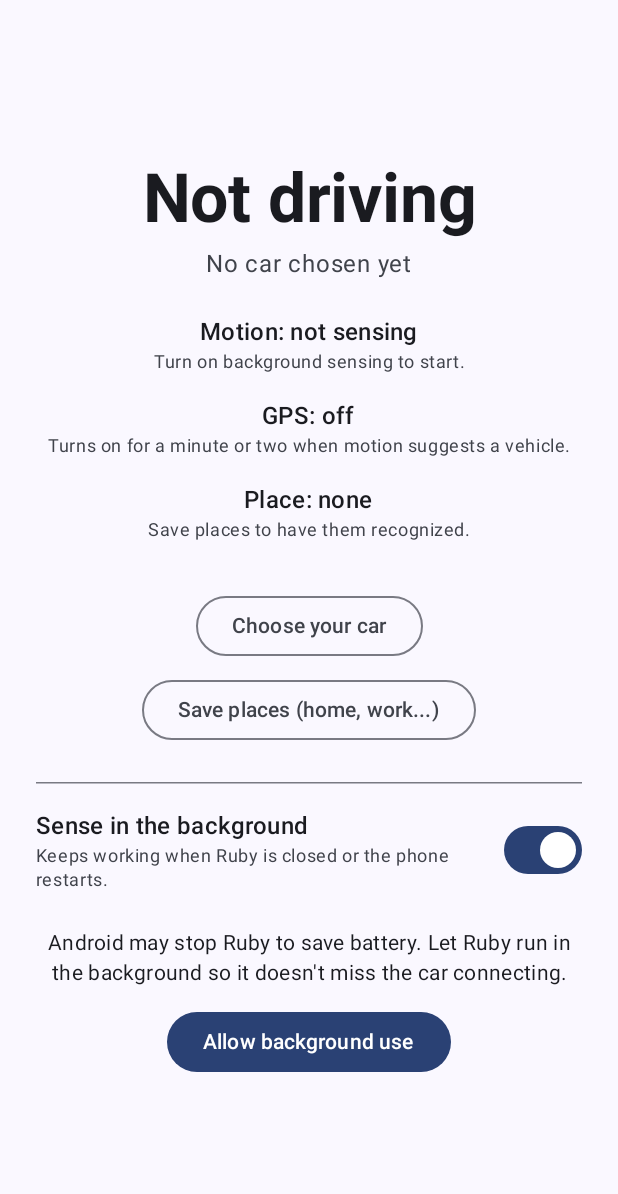
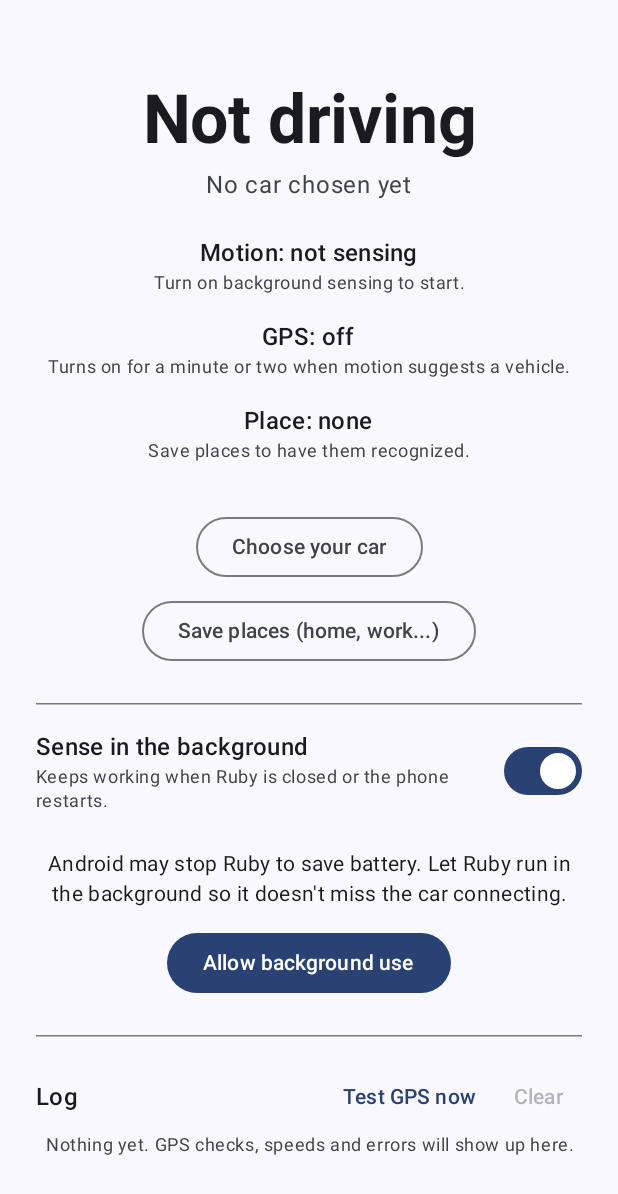
Before and after one commit to martinqb/ruby, an Android app built with Jetpack Compose: the screen it shows after launch (MainActivity), on a phone screen of 412 x 824 dp. Shown: the top 1194 px of the screen. Run offline under Robolectric (Android 15) with nearby library versions, the phone set to English and light mode, and no system bars.

Commit message:
Fix GPS never starting; add on-screen sensing log
- Start GPS sensing whenever precise location is allowed, instead of
  only when the service's location type was accepted (a refusal there
  silently disabled GPS)
- Report why GPS couldn't start (permission, location off, Android
  refusal) instead of failing silently
- Speed check lasts 2 min after the first fix (4 min max); cooldown
  after an unconfirmed check is 3 min
- On-screen log of service state, motion changes, GPS on/off, speed
  every 5 s, missing fixes and errors; "Test GPS now" and "Clear"

Co-Authored-By: Claude Opus 5.5 <noreply@anthropic.com>

```diff
--- a/app/src/main/java/com/martin/ruby/MainActivity.kt
+++ b/app/src/main/java/com/martin/ruby/MainActivity.kt
@@ -30,6 +30,7 @@ import com.martin.ruby.data.Place
 import com.martin.ruby.data.PlaceStore
 import com.martin.ruby.location.GpsReader
 import com.martin.ruby.location.LocationStatus
+import com.martin.ruby.log.SensingLog
 import com.martin.ruby.motion.MotionSensor
 import com.martin.ruby.motion.MotionStatus
 import com.martin.ruby.sensing.BackgroundSensing
@@ -86,6 +87,7 @@ class MainActivity : ComponentActivity() {
                 val motion by MotionStatus.reading.collectAsState()
                 val location by LocationStatus.reading.collectAsState()
                 val places by placeStore.places.collectAsState(initial = emptyList())
+                val log by SensingLog.entries.collectAsState()
                 var screen by rememberSaveable { mutableStateOf(Screen.MAIN) }
 
                 if (screen != Screen.MAIN) BackHandler { screen = Screen.MAIN }
@@ -138,6 +140,7 @@ class MainActivity : ComponentActivity() {
                                 gpsEnabled = gpsEnabled,
                                 backgroundSensing = backgroundSensing,
                                 batteryOptimized = batteryOptimized,
+                                log = log,
                             ),
                             actions = MainActions(
                                 onRequestPermissions = ::requestPermissions,
@@ -147,6 +150,8 @@ class MainActivity : ComponentActivity() {
                                 onAllowLocation = ::requestLocation,
                                 onAllowLocationAllTheTime = ::requestBackgroundLocation,
                                 onOpenPlaces = { screen = Screen.PLACES },
+                                onTestGps = { BackgroundSensing.testGps(this) },
+                                onClearLog = SensingLog::clear,
                             ),
                             modifier = modifier,
                         )
--- /dev/null
+++ b/app/src/main/java/com/martin/ruby/log/SensingLog.kt
@@ -0,0 +1,32 @@
+package com.martin.ruby.log
+
+import kotlinx.coroutines.flow.MutableStateFlow
+import kotlinx.coroutines.flow.StateFlow
+import kotlinx.coroutines.flow.asStateFlow
+import kotlinx.coroutines.flow.update
+
+/** One line in the on-screen log. */
+data class LogEntry(val timeMillis: Long, val message: String)
+
+/**
+ * A short, in-memory log of what the background sensing is doing, shown on the main
+ * screen so problems can be spotted without a computer. It keeps the newest
+ * [MAX_ENTRIES] lines and is cleared when the app's process ends.
+ */
+object SensingLog {
+    private const val MAX_ENTRIES = 200
+
+    private val _entries = MutableStateFlow<List<LogEntry>>(emptyList())
+
+    /** Newest first. */
+    val entries: StateFlow<List<LogEntry>> = _entries.asStateFlow()
+
+    fun add(message: String) {
+        val entry = LogEntry(System.currentTimeMillis(), message)
+        _entries.update { (listOf(entry) + it).take(MAX_ENTRIES) }
+    }
+
+    fun clear() {
+        _entries.value = emptyList()
+    }
+}
--- a/app/src/main/java/com/martin/ruby/sensing/BackgroundSensing.kt
+++ b/app/src/main/java/com/martin/ruby/sensing/BackgroundSensing.kt
@@ -5,6 +5,7 @@ import android.content.Intent
 import android.os.PowerManager
 import androidx.core.content.ContextCompat
 import com.martin.ruby.bluetooth.CarBluetooth
+import com.martin.ruby.log.SensingLog
 
 /** Starts and stops the background service, and checks battery settings. */
 object BackgroundSensing {
@@ -12,21 +13,35 @@ object BackgroundSensing {
     /** Tells the service it was started while Ruby was on screen, so it may use GPS. */
     const val EXTRA_FROM_APP = "com.martin.ruby.FROM_APP"
 
+    /** Asks the service to run a GPS speed check now (the "Test GPS now" button). */
+    const val ACTION_TEST_GPS = "com.martin.ruby.TEST_GPS"
+
     /**
      * Starts the service if Ruby has the Bluetooth permission it needs. Safe to call again.
      * Pass [fromApp] = true only when Ruby is on screen.
      */
-    fun start(context: Context, fromApp: Boolean = false) {
-        if (!CarBluetooth.hasPermission(context)) return
+    fun start(context: Context, fromApp: Boolean = false, action: String? = null) {
+        if (!CarBluetooth.hasPermission(context)) {
+            SensingLog.add("Sensing can't start: Bluetooth permission isn't allowed.")
+            return
+        }
         try {
             ContextCompat.startForegroundService(
                 context,
-                Intent(context, SensingService::class.java).putExtra(EXTRA_FROM_APP, fromApp),
+                Intent(context, SensingService::class.java)
+                    .setAction(action)
+                    .putExtra(EXTRA_FROM_APP, fromApp),
             )
         } catch (e: IllegalStateException) {
             // Android 12+ blocks starting from the background in some cases. The service
             // will start the next time Ruby is opened.
+            SensingLog.add("Android blocked starting sensing: ${e.message}")
         }
+    }
+
+    /** Runs a GPS speed check right away, from the main screen. */
+    fun testGps(context: Context) {
+        start(context, fromApp = true, action = ACTION_TEST_GPS)
     }
 
     fun stop(context: Context) {
--- a/app/src/main/java/com/martin/ruby/ui/MainScreen.kt
+++ b/app/src/main/java/com/martin/ruby/ui/MainScreen.kt
@@ -17,19 +17,26 @@ import androidx.compose.material3.MaterialTheme
 import androidx.compose.material3.OutlinedButton
 import androidx.compose.material3.Switch
 import androidx.compose.material3.Text
+import androidx.compose.material3.TextButton
 import androidx.compose.runtime.Composable
+import androidx.compose.runtime.remember
 import androidx.compose.ui.Alignment
 import androidx.compose.ui.Modifier
+import androidx.compose.ui.text.font.FontFamily
 import androidx.compose.ui.text.font.FontWeight
 import androidx.compose.ui.text.style.TextAlign
 import androidx.compose.ui.tooling.preview.Preview
 import androidx.compose.ui.unit.dp
 import com.martin.ruby.data.Car
 import com.martin.ruby.location.LocationReading
+import com.martin.ruby.log.LogEntry
 import com.martin.ruby.motion.Motion
 import com.martin.ruby.motion.MotionReading
 import com.martin.ruby.motion.Rhythm
 import com.martin.ruby.ui.theme.RubyTheme
+import java.text.SimpleDateFormat
+import java.util.Date
+import java.util.Locale
 
 /** Everything the main screen shows. */
 data class MainUiState(
@@ -45,6 +52,7 @@ data class MainUiState(
     val gpsEnabled: Boolean = true,
     val backgroundSensing: Boolean = true,
     val batteryOptimized: Boolean = false,
+    val log: List<LogEntry> = emptyList(),
 )
 
 /** Everything the user can do from the main screen. */
@@ -56,6 +64,8 @@ data class MainActions(
     val onAllowLocation: () -> Unit = {},
     val onAllowLocationAllTheTime: () -> Unit = {},
     val onOpenPlaces: () -> Unit = {},
+    val onTestGps: () -> Unit = {},
+    val onClearLog: () -> Unit = {},
 )
 
 /** The home screen: what Ruby senses at the top, setup below. */
@@ -164,6 +174,45 @@ fun MainScreen(state: MainUiState, actions: MainActions, modifier: Modifier = Mo
                 actions.onAllowBackground,
             )
         }
+
+        Spacer(Modifier.height(24.dp))
+        HorizontalDivider()
+        Spacer(Modifier.height(16.dp))
+        SensingLogSection(state, actions)
+    }
+}
+
+/** The on-screen log: what sensing and GPS have been doing, newest first. */
+@Composable
+private fun SensingLogSection(state: MainUiState, actions: MainActions) {
+    Row(
+        modifier = Modifier.fillMaxWidth(),
+        verticalAlignment = Alignment.CenterVertically,
+    ) {
+        Text("Log", style = MaterialTheme.typography.titleMedium, modifier = Modifier.weight(1f))
+        if (state.hasLocationPermission) {
+            TextButton(onClick = actions.onTestGps) { Text("Test GPS now") }
+        }
+        TextButton(onClick = actions.onClearLog, enabled = state.log.isNotEmpty()) { Text("Clear") }
+    }
+    if (state.log.isEmpty()) {
+        Details("Nothing yet. GPS checks, speeds and errors will show up here.")
+        return
+    }
+    val timeFormat = remember { SimpleDateFormat("HH:mm:ss", Locale.getDefault()) }
+    Column(Modifier.fillMaxWidth()) {
+        state.log.forEach { entry ->
+            Row(Modifier.padding(vertical = 2.dp)) {
+                Text(
+                    text = timeFormat.format(Date(entry.timeMillis)),
+                    style = MaterialTheme.typography.bodySmall,
+                    fontFamily = FontFamily.Monospace,
+                    color = MaterialTheme.colorScheme.onSurfaceVariant,
+                )
+                Spacer(Modifier.width(8.dp))
+                Text(entry.message, style = MaterialTheme.typography.bodySmall)
+            }
+        }
     }
 }
 
@@ -260,6 +309,12 @@ private fun MainScreenPreview() {
                 hasLocationPermission = true,
                 hasBackgroundLocation = false,
                 batteryOptimized = true,
+                log = listOf(
+                    LogEntry(1_700_000_030_000, "Over 15 mph for 15 s: in a vehicle. GPS off."),
+                    LogEntry(1_700_000_020_000, "Speed 31 mph ±5 m."),
+                    LogEntry(1_700_000_010_000, "First GPS fix."),
+                    LogEntry(1_700_000_000_000, "GPS on (motion suggests a vehicle). Checking speed."),
+                ),
             ),
             actions = MainActions(),
         )
```
Also changed, not shown: app/src/main/java/com/martin/ruby/location/GpsReader.kt (+17 -8 lines), app/src/main/java/com/martin/ruby/location/LocationSensing.kt (+141 -25 lines), app/src/main/java/com/martin/ruby/sensing/SensingService.kt (+33 -9 lines).
